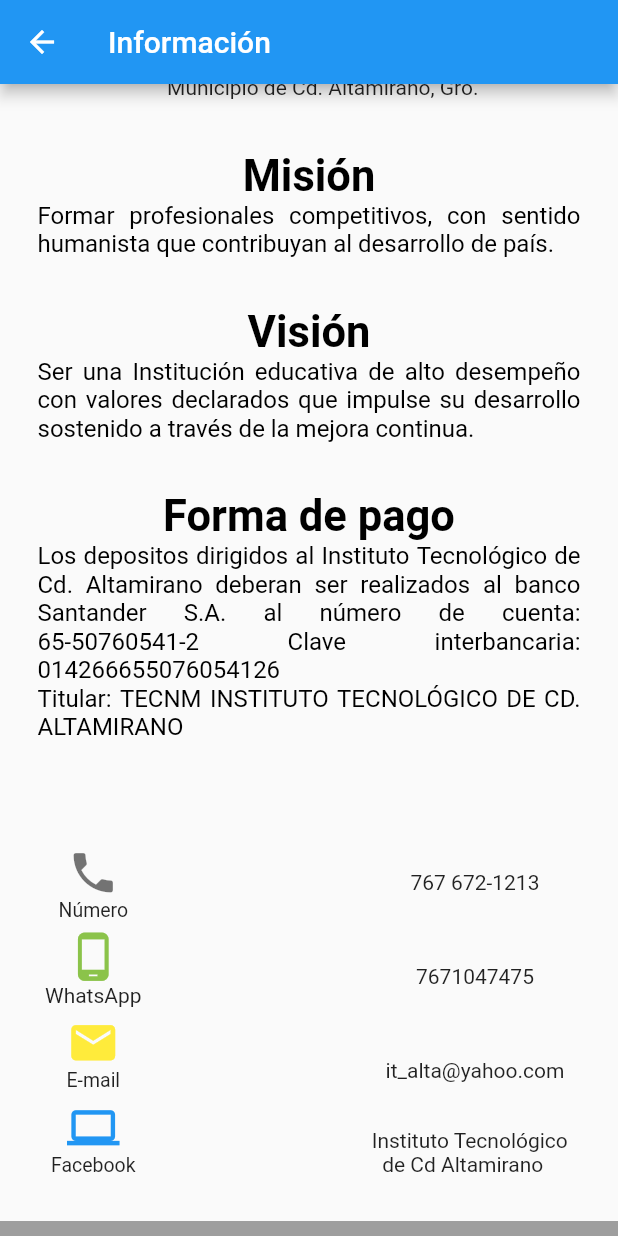
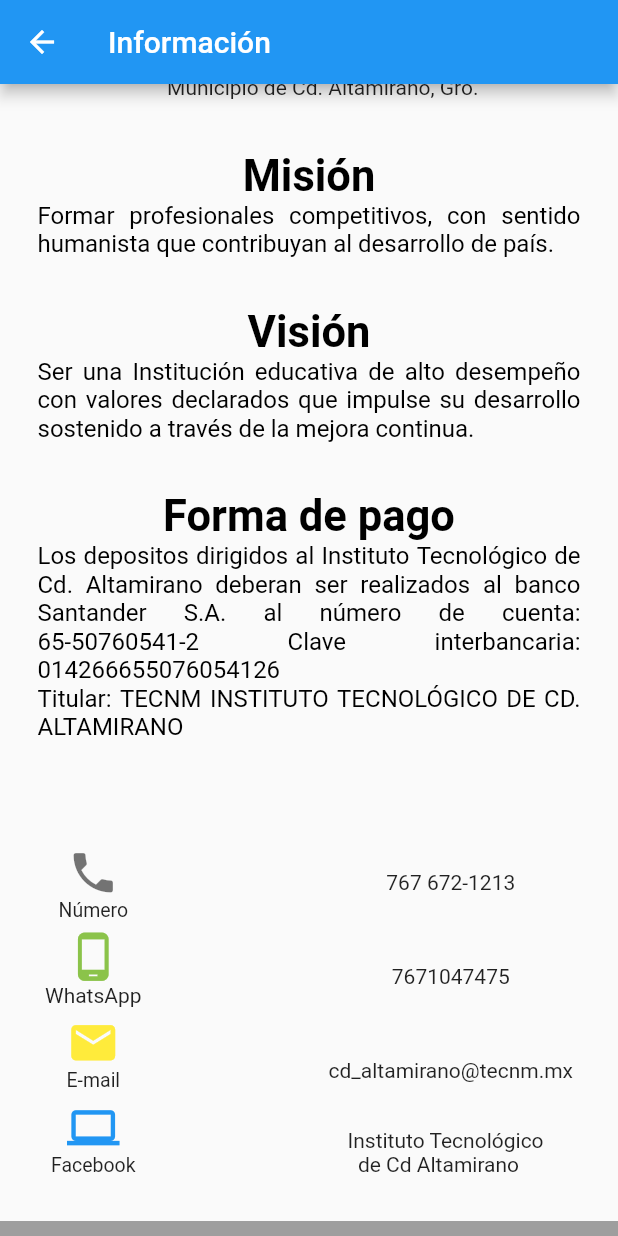
Before and after one commit to Jeryn61297/proyecto_itca, a Flutter app: the InforPage screen opened directly, scrolled down 322 dp, on a phone screen of 412 x 824 dp. Run offline on Flutter 3.47's test engine with Material 2 defaults, Android fonts, the phone set to English and light mode, and no system bars.

Commit message:
correccion email

```diff
--- a/lib/src/home_pages/home_page.dart
+++ b/lib/src/home_pages/home_page.dart
@@ -146,7 +146,7 @@ class HomePage extends StatelessWidget {
               style: TextStyle(color: Colors.black54, fontSize: 18.0),
             ),
             accountEmail: new Text(
-              'cd_alta@yahoo.com',
+              'cd_altamirano@tecnm.mx',
               style: TextStyle(color: Colors.white, fontSize: 16.0),
             ),
             currentAccountPicture: new CircleAvatar(
--- a/lib/src/home_pages/scroll_page.dart
+++ b/lib/src/home_pages/scroll_page.dart
@@ -1,4 +1,5 @@
 import 'package:flutter/material.dart';
+import 'package:proyecto_itca/src/home_pages/home_page.dart';
 
 import 'home_page.dart';
 
--- a/lib/src/pag/infor.dart
+++ b/lib/src/pag/infor.dart
@@ -184,7 +184,7 @@ Widget _Contacto() {
               Text(' 7671047475'),
               Spacer(),
               Text(''),
-              Text(' it_alta@yahoo.com'),
+              Text(' cd_altamirano@tecnm.mx'),
               Spacer(),
               Text('Instituto Tecnológico \n  de Cd Altamirano')
             ],
```
